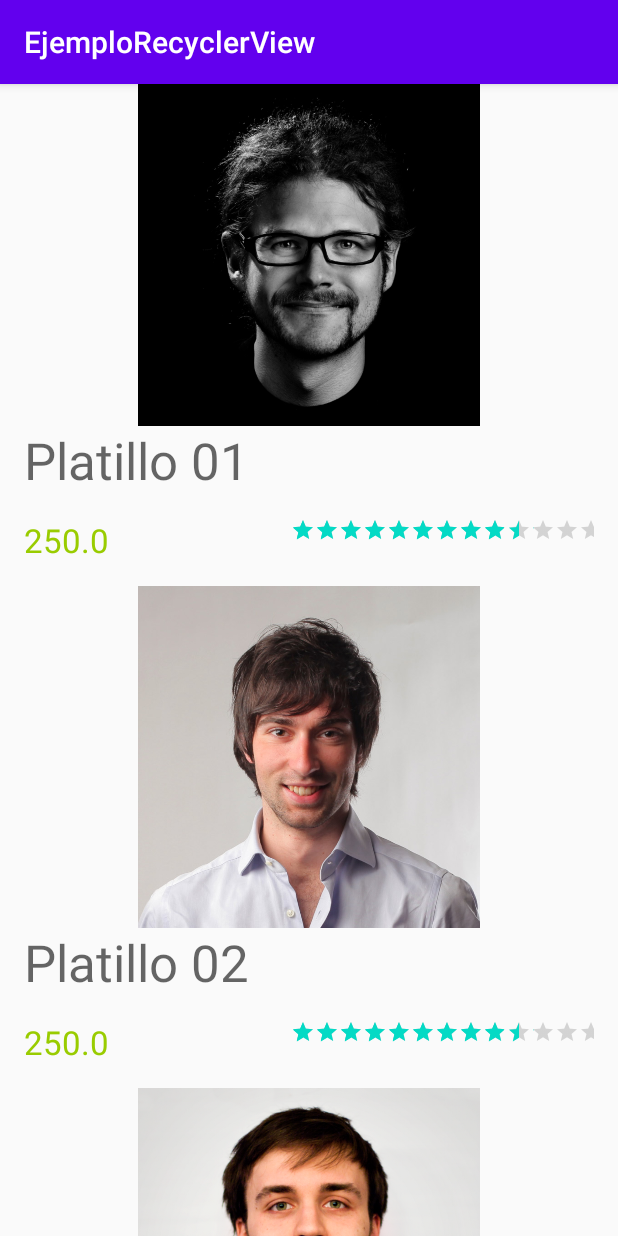
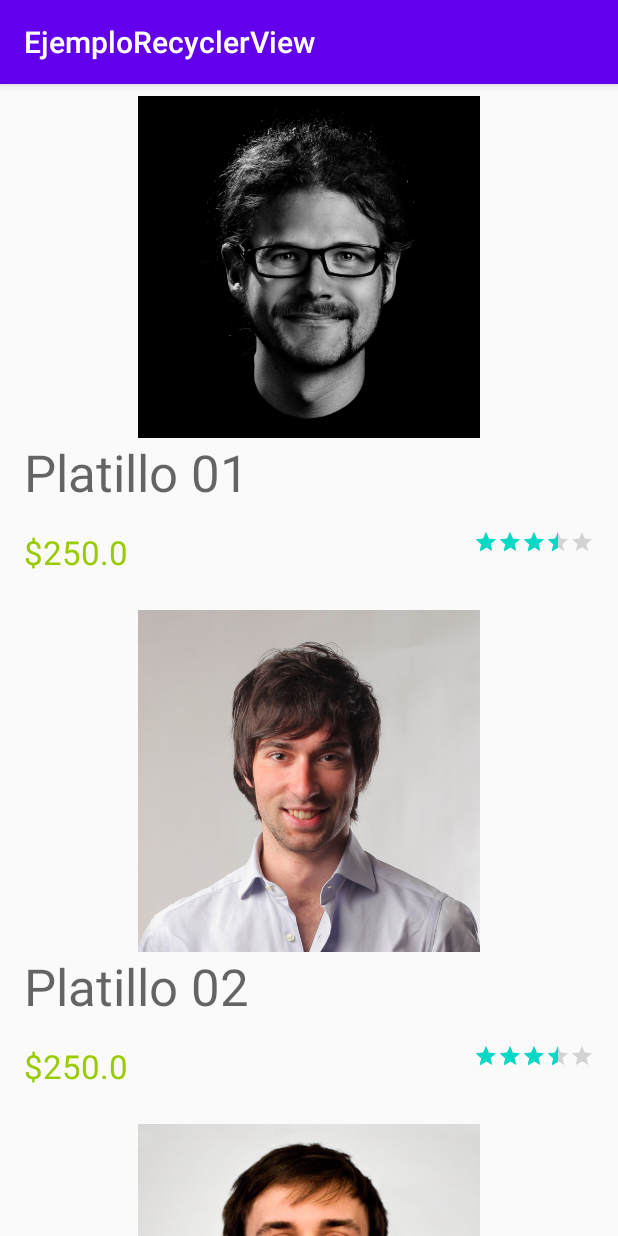
Before and after one commit to Juxn89/Kotlin_RecyclerView, an Android app: the screen it shows after launch (MainActivity), on a phone screen of 412 x 824 dp. Run offline under Robolectric (Android 15) with nearby library versions, the phone set to English and light mode, and no system bars.

Commit message:
Se mejora el diseño y se modifica el estilo del RatingBar

```diff
--- a/app/src/main/java/com/example/ejemplorecyclerview/AdaptadorCustom.kt
+++ b/app/src/main/java/com/example/ejemplorecyclerview/AdaptadorCustom.kt
@@ -31,7 +31,7 @@ class AdaptadorCustom(var contexto:Context, items:ArrayList<Platillo>):RecyclerV
         val item = items?.get(position)
         holder.foto?.setImageResource(item?.foto!!)
         holder.nombre?.text = item?.nombre
-        holder.precio?.text = item?.precio.toString()
+        holder.precio?.text = "$${item?.precio.toString()}"
         holder.rating?.rating = item?.rating!!
     }
 
--- a/app/src/main/res/layout/template_platillo.xml
+++ b/app/src/main/res/layout/template_platillo.xml
@@ -9,6 +9,7 @@
         android:id="@+id/ivFoto"
         android:layout_width="match_parent"
         android:layout_height="228dp"
+        android:layout_marginTop="8dp"
         app:srcCompat="@drawable/foto_01" />
 
     <TextView
@@ -44,7 +45,7 @@
             style="@style/Widget.AppCompat.RatingBar.Small"
             android:layout_width="wrap_content"
             android:layout_height="wrap_content"
-            android:layout_weight="1"
+            android:layout_weight="0"
             android:numStars="5"
             android:rating="3" />
     </LinearLayout>
```
